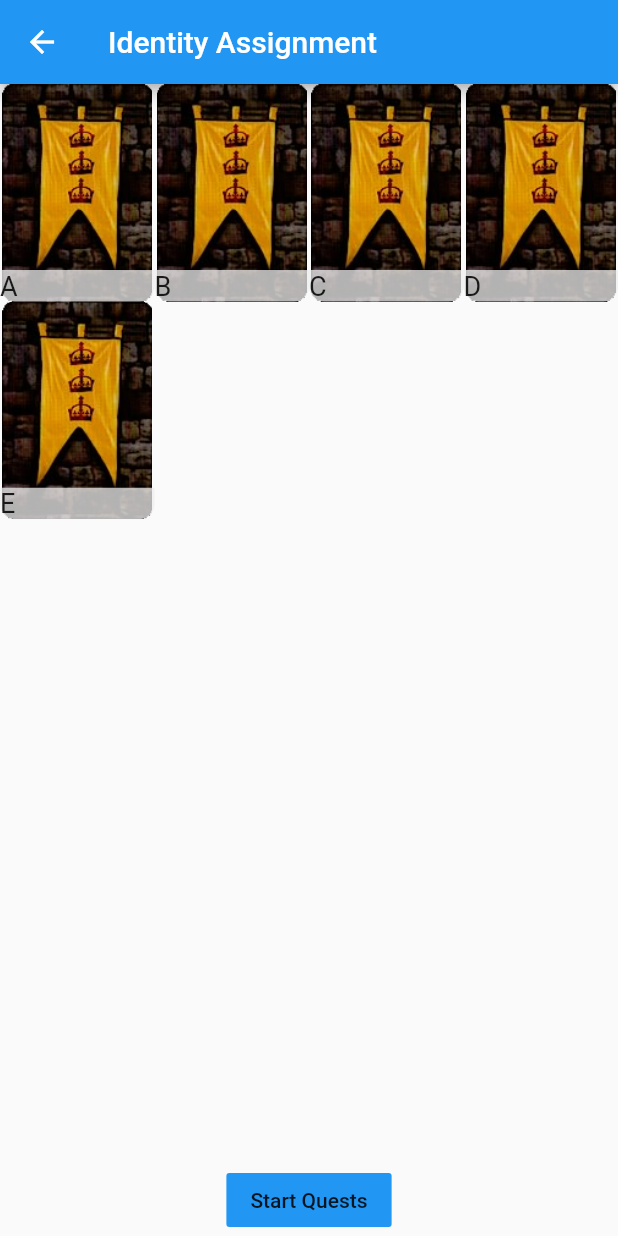
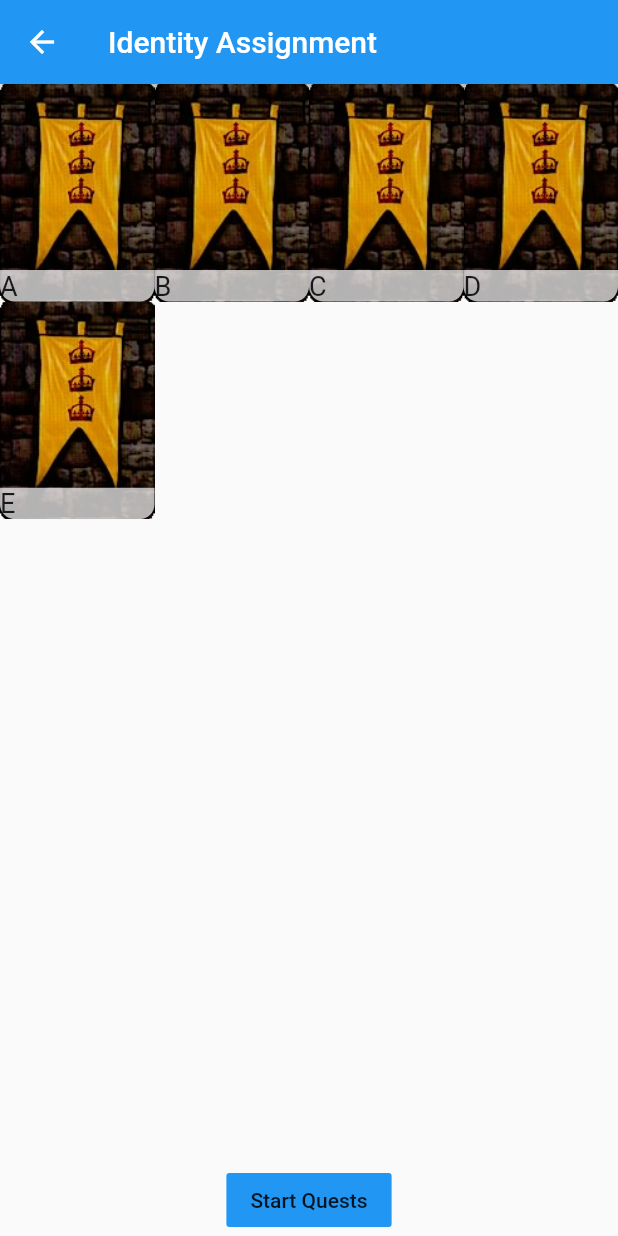
Before and after one commit to h-bar/Avalon-Assistant, a Flutter app: the screen it shows after launch, after a tap on "Start Game", on a phone screen of 412 x 824 dp. Run offline on Flutter 3.47's test engine with Material 2 defaults, Android fonts, the phone set to English and light mode, and no system bars; drawn by our look-alikes of badges.

Commit message:
Scale the image to fit width

```diff
--- a/lib/main.dart
+++ b/lib/main.dart
@@ -17,6 +17,8 @@ Widget makeACard(String imgPath, String caption, {int count = 1, bool showOneCou
         alignment: AlignmentDirectional.bottomCenter,
         children: <Widget>[
           Image(
+            fit: BoxFit.fitWidth,
+            width: double.infinity,
             image: AssetImage(imgPath),
           ),
           Container(
```
